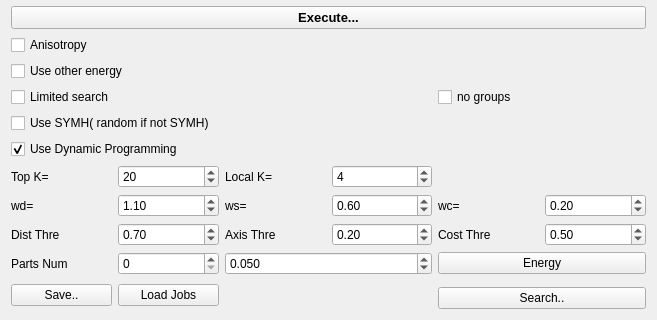
The window that ddtt/experiment/experiment-widget.ui (ialhashim/ddtt-dev) describes before a commit, drawn with Qt 5; both pictures show x 0 to 657 and y 837 to 1157 of the 657 by 1157 pixel window.
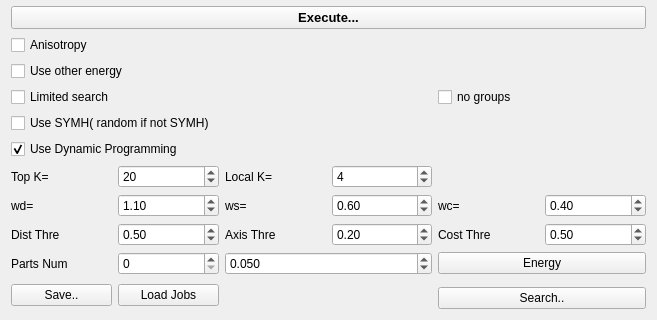
The same window after the commit.

```diff
--- a/ddtt/experiment/experiment-widget.ui
+++ b/ddtt/experiment/experiment-widget.ui
@@ -84,7 +84,7 @@
         <double>0.100000000000000</double>
        </property>
        <property name="value">
-        <double>0.200000000000000</double>
+        <double>0.400000000000000</double>
        </property>
       </widget>
      </item>
@@ -449,7 +449,7 @@
         <double>0.050000000000000</double>
        </property>
        <property name="value">
-        <double>0.700000000000000</double>
+        <double>0.500000000000000</double>
        </property>
       </widget>
      </item>
```
